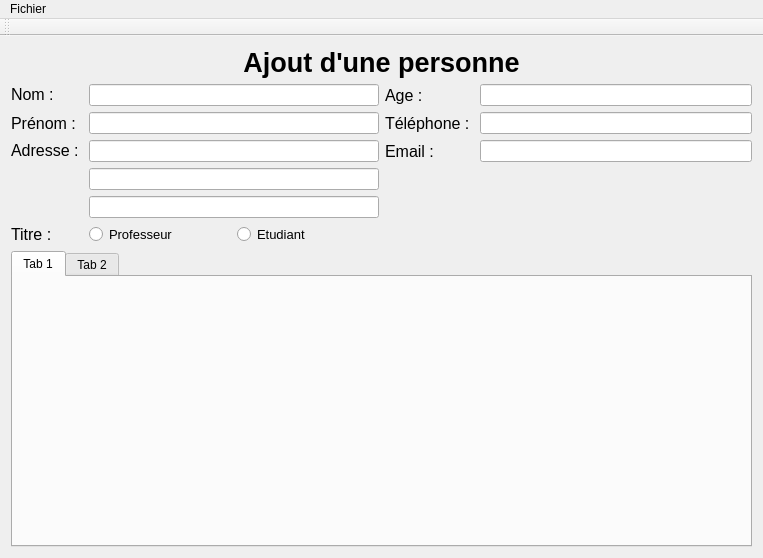
The window that polymorphisme/polymorphisme.ui (eloiselcr/SN2---Polymorphisme) describes before a commit, drawn with Qt 5.
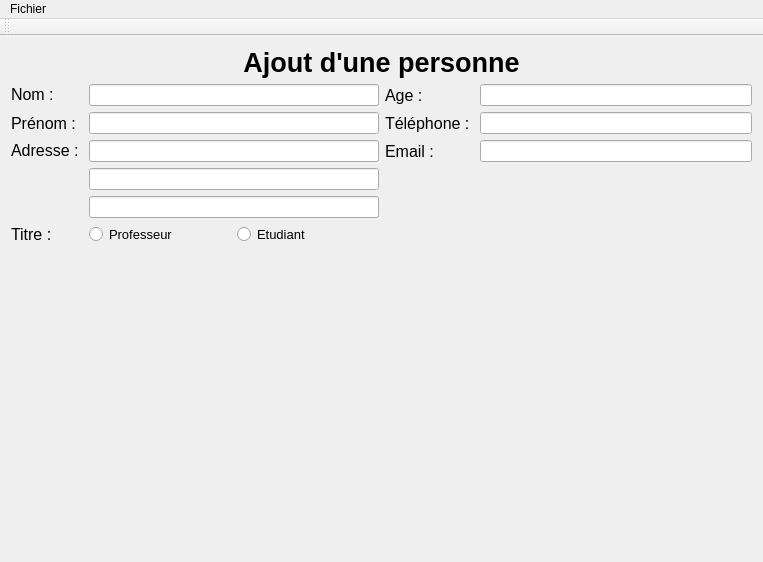
The same window after the commit.

Diff of the .ui file:
```diff
--- a/polymorphisme/polymorphisme.ui
+++ b/polymorphisme/polymorphisme.ui
@@ -202,20 +202,13 @@
      </layout>
     </item>
     <item>
-     <widget class="QTabWidget" name="tabWidget">
-      <property name="currentIndex">
-       <number>0</number>
+     <widget class="QWidget" name="widget" native="true">
+      <property name="minimumSize">
+       <size>
+        <width>0</width>
+        <height>300</height>
+       </size>
       </property>
-      <widget class="QWidget" name="tab">
-       <attribute name="title">
-        <string>Tab 1</string>
-       </attribute>
-      </widget>
-      <widget class="QWidget" name="tab_2">
-       <attribute name="title">
-        <string>Tab 2</string>
-       </attribute>
-      </widget>
      </widget>
     </item>
    </layout>
```
